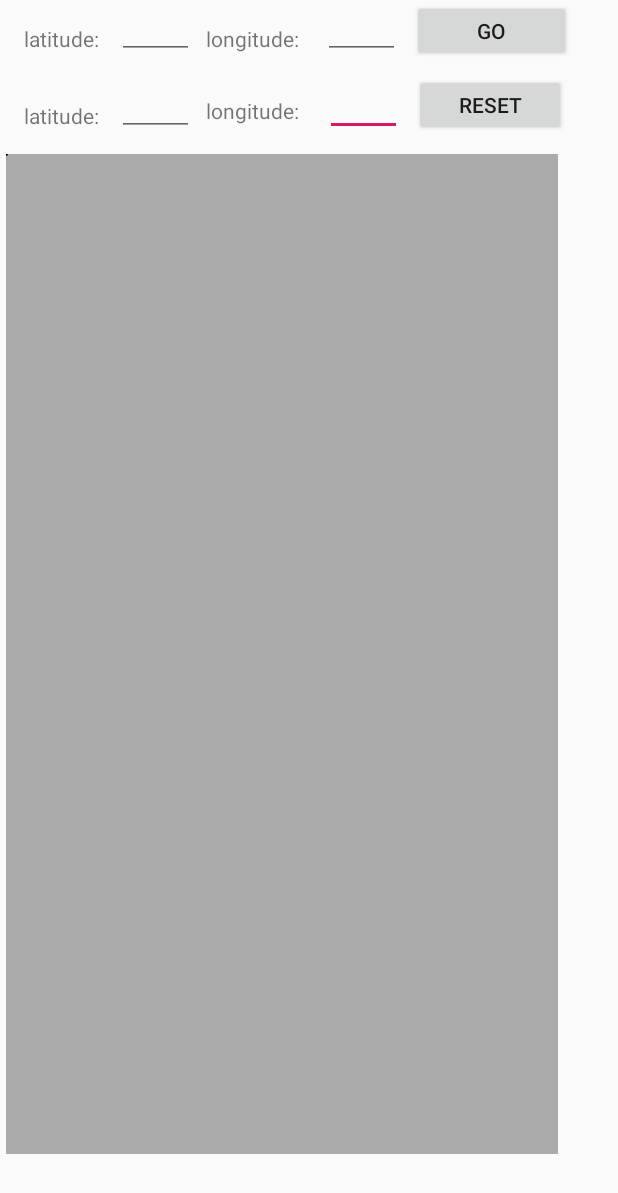
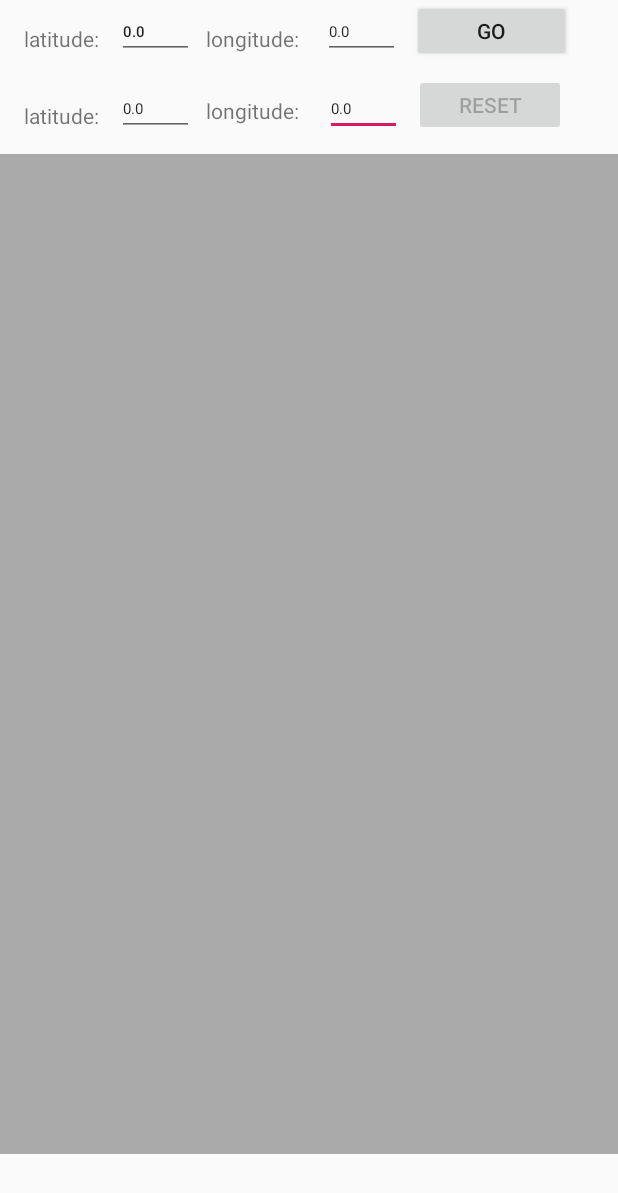
Before and after one commit to smiglidigli/stm_andzela_mario_klient, an Android app: the screen it shows after launch (MainActivity), on a phone screen of 412 x 824 dp. Shown: the top 1193 px of the screen. Run offline under Robolectric (Android 15) with nearby library versions, the phone set to English and light mode, and no system bars; libraries missing offline, so code that uses them is left out: org.ksoap2, org.ksoap2.serialization, org.ksoap2.transport.

Commit message:
first version with rectangle updating the coordinates in the text boxes, button disabling after click, clearing focus after click,clearing values after click

```diff
--- a/app/src/main/java/stm/msu/mapa/stm_andzela_mario_klient/MainActivity.java
+++ b/app/src/main/java/stm/msu/mapa/stm_andzela_mario_klient/MainActivity.java
@@ -30,6 +30,7 @@ import android.view.View;
 import android.widget.Button;
 import android.widget.EditText;
 import android.widget.ImageView;
+import android.widget.Toast;
 
 import java.io.IOException;
 
@@ -42,45 +43,71 @@ public class MainActivity extends Activity implements Marshal {
     private String SOAP_ACTION_GET_RESIZED_IMAGE =  "http://encoder.angelika.org/crop/";
     private String METHOD_GET_FULL_IMAGE = "getBinaryImage";
     private String SOAP_ACTION_GET_FULL_IMAGE =  "http://encoder.angelika.org/getBinaryImage/";
-//    ImageView imageView;
     MapView imageView;
+
     @Override
     protected void onCreate(Bundle savedInstanceState) {
         super.onCreate(savedInstanceState);
         setContentView(R.layout.activity_main);
+        final EditText lat1_txt = findViewById(R.id.lat1_box);
+        final EditText lon1_txt = findViewById(R.id.lon1_box);
+        final EditText lat2_txt = findViewById(R.id.lat2_box);
+        final EditText lon2_txt = findViewById(R.id.lon2_box);
 
-        Button go_button = findViewById(R.id.go_button);
+        final Button reset_button = findViewById(R.id.reset_button);
+        final Button go_button = findViewById(R.id.go_button);
+        imageView = findViewById(R.id.mapView);
+
         go_button.setOnClickListener(new View.OnClickListener() {
             public void onClick(View arg0) {
-
-                EditText lat1_txt = findViewById(R.id.lat1_box);
+                try {
                     double lat1 = Double.parseDouble(lat1_txt.getText().toString());
-                EditText lat2_txt = findViewById(R.id.lat2_box);
                     double lat2 = Double.parseDouble(lat2_txt.getText().toString());
-                EditText lon1_txt = findViewById(R.id.lon1_box);
                     double lon1 = Double.parseDouble(lon1_txt.getText().toString());
-                EditText lon2_txt = findViewById(R.id.lon2_box);
                     double lon2 = Double.parseDouble(lon2_txt.getText().toString());
                     new CallGetMapWebService().execute(lat1, lat2, lon1, lon2);
+                    arg0.setEnabled(false);
+                    reset_button.setEnabled(true);
+                    lat1_txt.clearFocus();
+                    lat2_txt.clearFocus();
+                    lon1_txt.clearFocus();
+                    lon2_txt.clearFocus();
+                    imageView.resetPaths();
+                }
+                catch (Exception e){
+                    Toast.makeText(getApplicationContext(),"Enter proper values",Toast.LENGTH_LONG);
+                }
             }
         });
-        Button reset_button = findViewById(R.id.reset_button);
+
+        reset_button.setEnabled(false);
         reset_button.setOnClickListener(new View.OnClickListener() {
             public void onClick(View arg0) {
                 new CallResetWebService().execute("");
+               arg0.setEnabled(false);
+                go_button.setEnabled(true);
+                lat1_txt.setText("");
+                lat2_txt.setText("");
+                lon1_txt.setText("");
+                lon2_txt.setText("");
+                lat1_txt.clearFocus();
+                lat2_txt.clearFocus();
+                lon1_txt.clearFocus();
+                lon2_txt.clearFocus();
+                imageView.resetPaths();
             }
         });
 
-        imageView = findViewById(R.id.mapView);
 
-        imageView.setOnClickListener(new View.OnClickListener() {
+        imageView.setBoundariesChangeListener(new MapView.BoundariesChangeListener() {
             @Override
-            public void onClick(View v) {
-//                new SimpleDrawingView(v.getContext());
-                new MapView(v.getContext());
+            public void onBoundaryChanged(float[] coords) {
+                lat1_txt.setText(Float.toString(coords[0]));
+                lon1_txt.setText(Float.toString(coords[1]));
+                lat2_txt.setText(Float.toString(coords[2]));
+                lon2_txt.setText(Float.toString(coords[3]));
             }
         });
-
 
     }
 
@@ -180,57 +207,4 @@ MapView imageView;
             return "something`s wrong?";
         }
     }
-
-//    public class SimpleDrawingView extends android.support.v7.widget.AppCompatImageView {
-//        private final int paintColor = Color.BLACK;
-//        private Paint drawPaint;
-//        float x1;
-//        float x2;
-//        float y1;
-//        float y2;
-//
-//        public SimpleDrawingView(Context context) {
-//            super(context);
-//            setFocusable(true);
-//            setFocusableInTouchMode(true);
-//            setupPaint();
-//        }
-//
-//        private void setupPaint() {
-//            // Setup paint with color and stroke styles
-//            drawPaint = new Paint();
-//            drawPaint.setColor(paintColor);
-//            drawPaint.setAntiAlias(true);
-//            drawPaint.setStrokeWidth(5);
-//            drawPaint.setStyle(Paint.Style.STROKE);
-//            drawPaint.setStrokeJoin(Paint.Join.ROUND);
-//            drawPaint.setStrokeCap(Paint.Cap.ROUND);
-//        }
-//
-//        @Override
-//        public boolean onTouchEvent(MotionEvent event) {
-//            float x = event.getX();
-//            float y = event.getY();
-//            switch (event.getAction()) {
-//                case MotionEvent.ACTION_DOWN:
-//                    x1 = x;
-//                    y1 = y;
-//                    return true;
-//                case MotionEvent.ACTION_UP:
-//                   x2 = x;
-//                   y2 = y;
-//                    postInvalidate();
-//                    break;
-//                default:
-//                    return false;
-//            }
-//            return true;
-//        }
-//
-//        @Override
-//        protected void onDraw(Canvas canvas) {
-//             super.draw(canvas);
-//            canvas.drawRect(x1, y1, x2, y2, drawPaint);
-//        }
-//    }
 }
--- a/app/src/main/java/stm/msu/mapa/stm_andzela_mario_klient/MapView.java
+++ b/app/src/main/java/stm/msu/mapa/stm_andzela_mario_klient/MapView.java
@@ -25,6 +25,15 @@ public class MapView extends android.support.v7.widget.AppCompatImageView {
     float tempY;
     float endX;
     float endY;
+
+    private BoundariesChangeListener onBoundaryChangeListener;
+    public interface BoundariesChangeListener {
+        public void onBoundaryChanged(float[] coords);
+    }
+
+    public void setBoundariesChangeListener(BoundariesChangeListener listener) {
+        this.onBoundaryChangeListener = listener;
+    }
 
     private class Holder {
         Path path;
@@ -72,6 +81,7 @@ public class MapView extends android.support.v7.widget.AppCompatImageView {
     }
 
     private void init() {
+        this.onBoundaryChangeListener = null;
         holderList.add(new Holder(color, width));
     }
 
@@ -82,6 +92,7 @@ public class MapView extends android.support.v7.widget.AppCompatImageView {
         for (Holder holder : holderList) {
             canvas.drawRect(startX, startY, tempX, tempY, holder.paint);
         }
+        this.onBoundaryChangeListener.onBoundaryChanged(new float[] {startX, startY, tempX, tempY});
     }
 
     @SuppressLint("ClickableViewAccessibility")
@@ -119,6 +130,12 @@ public class MapView extends android.support.v7.widget.AppCompatImageView {
         for (Holder holder : holderList) {
             holder.path.reset();
         }
+        startX = 0;
+        startY = 0;
+        tempX = 0;
+        tempY = 0;
+        endX = 0;
+        endY = 0;
         invalidate();
     }
 
--- a/app/src/main/res/layout/activity_main.xml
+++ b/app/src/main/res/layout/activity_main.xml
@@ -126,11 +126,13 @@
 
     <stm.msu.mapa.stm_andzela_mario_klient.MapView
         android:id="@+id/mapView"
-        android:layout_width="368dp"
+        android:layout_width="1000px"
         android:layout_height="1000px"
         android:layout_marginStart="4dp"
         android:layout_marginTop="12dp"
         android:src="@android:color/darker_gray"
+        app:layout_constraintEnd_toEndOf="parent"
+        app:layout_constraintHorizontal_bias="0.5"
         app:layout_constraintStart_toStartOf="parent"
         app:layout_constraintTop_toBottomOf="@+id/reset_button" />
 
```
Lines whose indentation alone changed are shown as unchanged.
